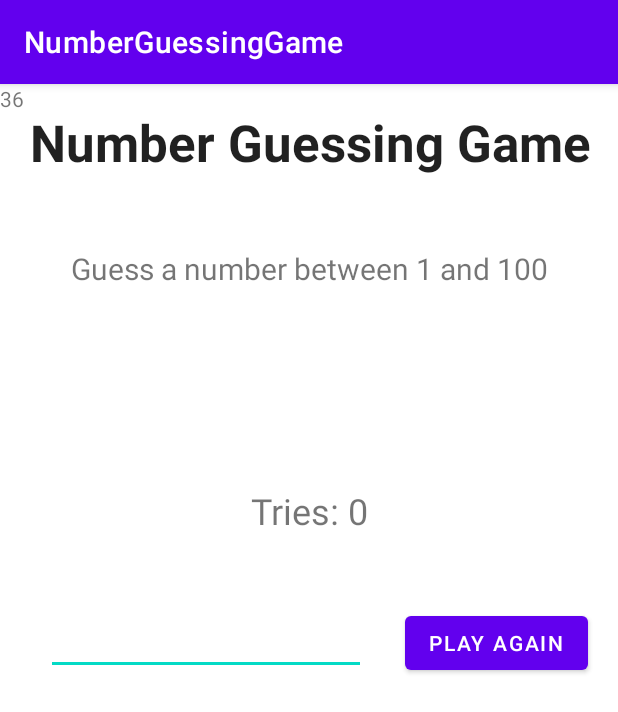
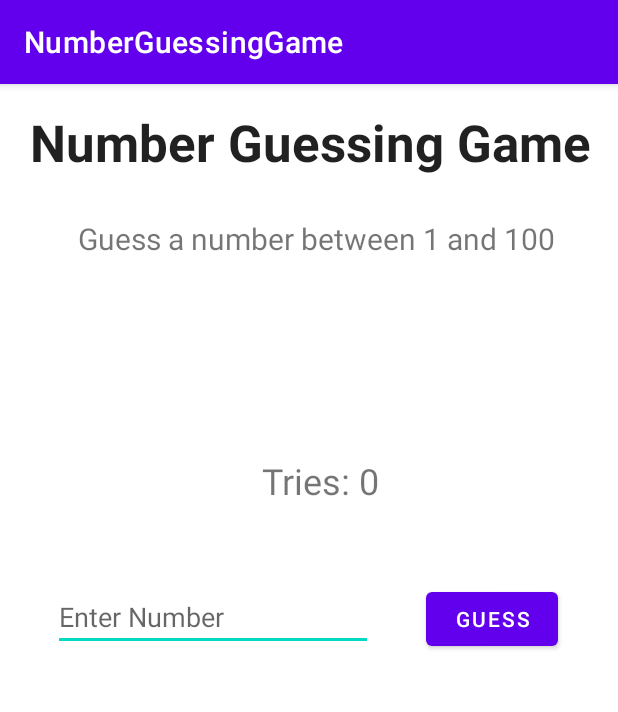
Before and after one commit to ShemarS/Nuumber-Guessing-Game, an Android app: the screen it shows after launch (MainActivity), on a phone screen of 412 x 824 dp. Shown: the top 712 px of the screen. Run offline under Robolectric (Android 15) with nearby library versions, the phone set to English and light mode, and no system bars.

Commit message:
done
done

```diff
--- a/app/src/main/java/com/example/numberguessinggame/MainActivity.kt
+++ b/app/src/main/java/com/example/numberguessinggame/MainActivity.kt
@@ -1,44 +1,61 @@
 package com.example.numberguessinggame
 
+import android.content.Context
 import androidx.appcompat.app.AppCompatActivity
 import android.os.Bundle
 import android.view.View
+import android.view.inputmethod.InputMethodManager
 import android.widget.Toast
-import androidx.core.widget.doAfterTextChanged
 import kotlinx.android.synthetic.main.activity_main.*
 import kotlin.random.Random
 
 class MainActivity : AppCompatActivity() {
 
     var tries = 0
-    val LIMIT = 100
-    var correctNumber = generateRandom()
+    val LOWER_LIMIT = 0
+    val UPPER_LIMIT = 100
+    var correctNumber = 0
 
 
     override fun onCreate(savedInstanceState: Bundle?) {
         super.onCreate(savedInstanceState)
         setContentView(R.layout.activity_main)
-
-        triesTextView.text = "Tries: $tries"
-        textView.text = "$correctNumber"
+        winImageView.visibility = View.VISIBLE
+        initialize()
     }
 
     private fun generateRandom(): Int {
-        return Random.nextInt(LIMIT)
+        return Random.nextInt(LOWER_LIMIT, UPPER_LIMIT)
     }
 
     private fun clear() {
         userInputTextNumber.setText("")
+    }
 
+    private fun View.hideKeyboard() {
+        val inputMethodManager = context.getSystemService(Context.INPUT_METHOD_SERVICE) as
+                InputMethodManager
+        inputMethodManager.hideSoftInputFromWindow(windowToken, 0)
     }
-    private fun restart() {
+    fun playAgain(view: View) {
         tries = 0
+        correctNumber = generateRandom()
+        winImageView.visibility = View.INVISIBLE
+        playAgainButton.visibility = View.INVISIBLE
+        promptTextView.visibility = View.INVISIBLE
         triesTextView.text = "Tries: $tries"
+        winTextView.text = correctNumber.toString()
+        guessButton.text = "Guess"
+    }
+    fun initialize() {
         correctNumber = generateRandom()
-        textView.text = correctNumber.toString()
+        winImageView.visibility = View.INVISIBLE
+        triesTextView.text = "Tries: $tries"
     }
 
     fun guess(view: View) {
+        winImageView.visibility = View.INVISIBLE
+        userInputTextNumber.hideKeyboard()
         if (userInputTextNumber.text.toString() == ""){
             Toast.makeText(this, "Please enter a correct number!", Toast.LENGTH_SHORT).show()
             return
@@ -47,8 +64,11 @@ class MainActivity : AppCompatActivity() {
         var guessedNumber = userInputTextNumber.text.toString().toInt()
 
         if (guessedNumber == correctNumber) {
-            promptTextView.text = "$guessedNumber was the right number! \n To play again, press play again!"
-            restart()
+            promptTextView.text = "$guessedNumber was the right number!"
+            winTextView.text = "To play again, press play again!"
+            winImageView.visibility = View.VISIBLE
+            playAgainButton.visibility = View.VISIBLE
+
         }
         else if (guessedNumber < correctNumber) {
             promptTextView.text = "Guess higher!"
--- a/app/src/main/res/layout/activity_main.xml
+++ b/app/src/main/res/layout/activity_main.xml
@@ -20,35 +20,73 @@
         app:layout_constraintTop_toTopOf="parent" />
 
     <TextView
-        android:id="@+id/intro2TextView"
+        android:id="@+id/winTextView"
         android:layout_width="wrap_content"
         android:layout_height="wrap_content"
-        android:layout_marginTop="48dp"
-        android:text="Guess a number between 1 and 100"
-        android:textSize="20sp"
+        android:layout_marginStart="16dp"
+        android:layout_marginTop="16dp"
+        app:layout_constraintStart_toStartOf="@+id/promptTextView"
+        app:layout_constraintTop_toBottomOf="@+id/promptTextView" />
+
+    <ImageView
+        android:id="@+id/winImageView"
+        android:layout_width="189dp"
+        android:layout_height="176dp"
+        android:layout_marginBottom="16dp"
+        android:visibility="invisible"
+        app:layout_constraintBottom_toBottomOf="parent"
         app:layout_constraintEnd_toEndOf="parent"
+        app:layout_constraintHorizontal_bias="0.166"
         app:layout_constraintStart_toStartOf="parent"
-        app:layout_constraintTop_toBottomOf="@+id/introTextView" />
+        app:srcCompat="@drawable/congratstrumpet" />
 
     <Button
         android:id="@+id/playAgainButton"
         android:layout_width="wrap_content"
         android:layout_height="wrap_content"
-        android:onClick="guess"
+        android:layout_marginTop="8dp"
+        android:layout_marginEnd="28dp"
+        android:onClick="playAgain"
         android:text="Play again"
-        app:layout_constraintBaseline_toBaselineOf="@+id/userInputTextNumber"
+        android:visibility="invisible"
         app:layout_constraintEnd_toEndOf="parent"
-        app:layout_constraintHorizontal_bias="0.93"
+        app:layout_constraintTop_toBottomOf="@+id/guessButton" />
+
+    <TextView
+        android:id="@+id/intro2TextView"
+        android:layout_width="wrap_content"
+        android:layout_height="wrap_content"
+        android:layout_marginTop="28dp"
+        android:text="Guess a number between 1 and 100"
+        android:textSize="20sp"
+        app:layout_constraintEnd_toEndOf="parent"
+        app:layout_constraintHorizontal_bias="0.555"
+        app:layout_constraintStart_toStartOf="parent"
+        app:layout_constraintTop_toBottomOf="@+id/introTextView" />
+
+    <TextView
+        android:id="@+id/promptTextView"
+        android:layout_width="wrap_content"
+        android:layout_height="wrap_content"
+        android:layout_marginBottom="68dp"
+        android:text="TextView"
+        android:textAlignment="center"
+        android:textSize="22sp"
+        android:visibility="invisible"
+        app:layout_constraintBottom_toTopOf="@+id/triesTextView"
+        app:layout_constraintEnd_toEndOf="parent"
+        app:layout_constraintHorizontal_bias="0.515"
         app:layout_constraintStart_toStartOf="parent" />
 
     <TextView
         android:id="@+id/triesTextView"
         android:layout_width="wrap_content"
         android:layout_height="wrap_content"
-        android:layout_marginTop="268dp"
+        android:layout_marginTop="248dp"
         android:text="Number of tries: "
         android:textSize="24sp"
         app:layout_constraintEnd_toEndOf="parent"
+        app:layout_constraintHorizontal_bias="0.523"
         app:layout_constraintStart_toStartOf="parent"
         app:layout_constraintTop_toTopOf="parent" />
 
@@ -56,34 +94,24 @@
         android:id="@+id/userInputTextNumber"
         android:layout_width="wrap_content"
         android:layout_height="wrap_content"
-        android:layout_marginTop="48dp"
+        android:layout_marginTop="52dp"
         android:ems="10"
+        android:hint="Enter Number"
         android:inputType="number"
         app:layout_constraintEnd_toEndOf="parent"
-        app:layout_constraintHorizontal_bias="0.154"
+        app:layout_constraintHorizontal_bias="0.179"
         app:layout_constraintStart_toStartOf="parent"
         app:layout_constraintTop_toBottomOf="@+id/triesTextView" />
 
-    <TextView
-        android:id="@+id/promptTextView"
+    <Button
+        android:id="@+id/guessButton"
         android:layout_width="wrap_content"
         android:layout_height="wrap_content"
-        android:layout_marginBottom="32dp"
-        android:text="TextView"
-        android:textAlignment="center"
-        android:textSize="22sp"
-        android:visibility="invisible"
-        app:layout_constraintBottom_toTopOf="@+id/triesTextView"
+        android:onClick="guess"
+        android:text="Guess"
+        app:layout_constraintBaseline_toBaselineOf="@+id/userInputTextNumber"
         app:layout_constraintEnd_toEndOf="parent"
-        app:layout_constraintHorizontal_bias="0.496"
+        app:layout_constraintHorizontal_bias="0.876"
         app:layout_constraintStart_toStartOf="parent" />
 
-    <TextView
-        android:id="@+id/textView"
-        android:layout_width="wrap_content"
-        android:layout_height="wrap_content"
-        android:text="TextView"
-        tools:layout_editor_absoluteX="308dp"
-        tools:layout_editor_absoluteY="217dp" />
-
 </androidx.constraintlayout.widget.ConstraintLayout>
```
Also changed, not shown: app/src/main/res/drawable/congrats.png (added), app/src/main/res/drawable/congratstrumpet.jpg (added).
